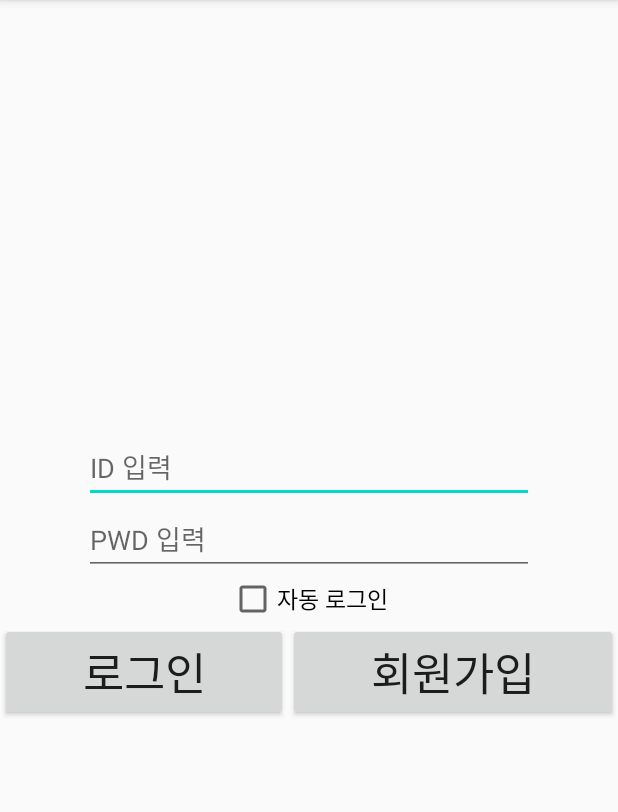
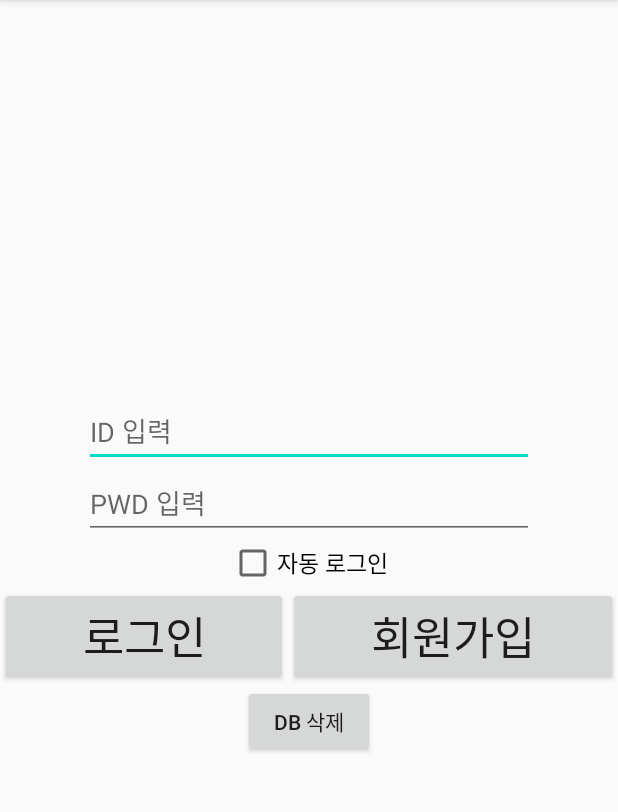
Before and after one commit to Soyeonu/KNU_20201_Project, an Android app: the screen it shows after launch (MainActivity), on a phone screen of 412 x 824 dp, the part 84-896 px from its top. Run offline under Robolectric (Android 15) with nearby library versions, the phone set to English and light mode, and no system bars.

Commit message:
layout modification

```diff
--- a/SeverDB/app/src/main/res/layout/activity_main.xml
+++ b/SeverDB/app/src/main/res/layout/activity_main.xml
@@ -64,5 +64,13 @@
 
         </LinearLayout>
 
+        <Button
+            android:id="@+id/DBdelete"
+            android:layout_width="wrap_content"
+            android:layout_height="wrap_content"
+            android:layout_gravity="center"
+            android:layout_weight="1"
+            android:text="DB 삭제"/>
+
     </LinearLayout>
 </LinearLayout>
```
Also changed, not shown: SeverDB/app/src/main/res/layout/activity_login_register.xml (line endings or trailing spaces), SeverDB/app/src/main/res/layout/activity_logout.xml (line endings or trailing spaces).
